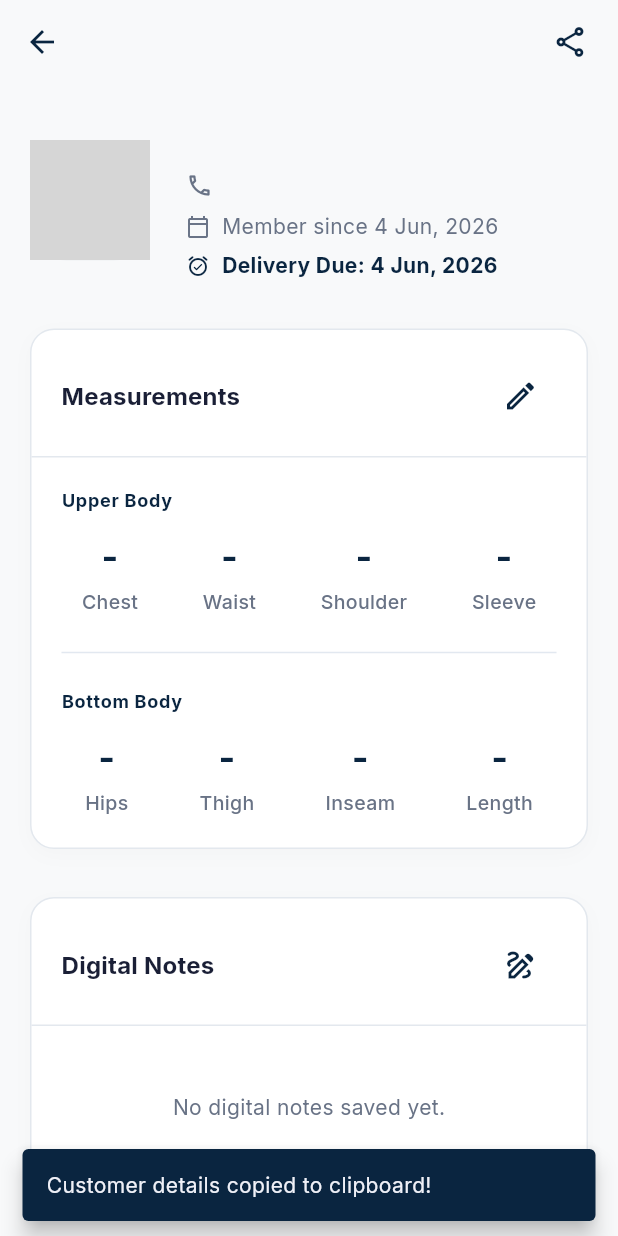
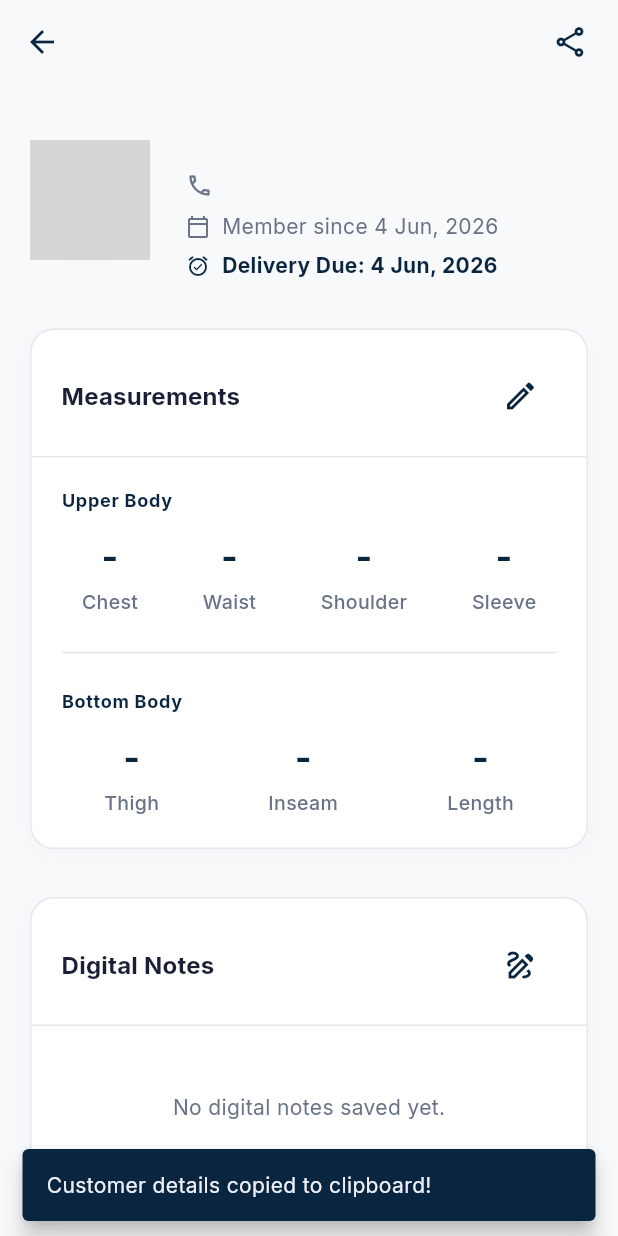
Before and after one commit to Prajwalkatare1601/soulfashion, a Flutter app: the CustomerDetailScreen screen opened directly with empty values, after a tap on the "share" icon, on a phone screen of 412 x 824 dp. Run offline on Flutter 3.47's test engine with Material 3 defaults, Android fonts, the phone set to English and light mode, and no system bars; our stand-ins replace google_fonts, image_picker, supabase_flutter; accounts and stored records are empty; network calls fail; grey boxes are pictures that could not be loaded.

Commit message:
feat: Remove hips measurement option from models, forms, details, and visual guides

```diff
--- a/lib/models/models.dart
+++ b/lib/models/models.dart
@@ -80,7 +80,6 @@ class Measurement {
   final String? waist;
   final String? shoulder;
   final String? sleeve;
-  final String? hips;
   final String? thigh;
   final String? inseam;
   final String? length;
@@ -93,7 +92,6 @@ class Measurement {
     this.waist,
     this.shoulder,
     this.sleeve,
-    this.hips,
     this.thigh,
     this.inseam,
     this.length,
@@ -108,7 +106,6 @@ class Measurement {
       waist: json['waist'] as String?,
       shoulder: json['shoulder'] as String?,
       sleeve: json['sleeve'] as String?,
-      hips: json['hips'] as String?,
       thigh: json['thigh'] as String?,
       inseam: json['inseam'] as String?,
       length: json['length'] as String?,
@@ -123,7 +120,6 @@ class Measurement {
       if (waist != null) 'waist': waist,
       if (shoulder != null) 'shoulder': shoulder,
       if (sleeve != null) 'sleeve': sleeve,
-      if (hips != null) 'hips': hips,
       if (thigh != null) 'thigh': thigh,
       if (inseam != null) 'inseam': inseam,
       if (length != null) 'length': length,
--- a/lib/screens/customer_detail_screen.dart
+++ b/lib/screens/customer_detail_screen.dart
@@ -75,12 +75,10 @@ class _CustomerDetailScreenState extends State<CustomerDetailScreen> {
       buffer.writeln('• *Waist:* ${_measurement!.waist?.isNotEmpty == true ? "${_measurement!.waist} in" : "-"}');
       buffer.writeln('• *Shoulder:* ${_measurement!.shoulder?.isNotEmpty == true ? "${_measurement!.shoulder} in" : "-"}');
       buffer.writeln('• *Sleeve:* ${_measurement!.sleeve?.isNotEmpty == true ? "${_measurement!.sleeve} in" : "-"}');
-      if (_measurement!.hips?.isNotEmpty == true ||
-          _measurement!.thigh?.isNotEmpty == true ||
+      if (_measurement!.thigh?.isNotEmpty == true ||
           _measurement!.inseam?.isNotEmpty == true ||
           _measurement!.length?.isNotEmpty == true) {
         buffer.writeln('\n[Bottom Body]');
-        buffer.writeln('• *Hips:* ${_measurement!.hips?.isNotEmpty == true ? "${_measurement!.hips} in" : "-"}');
         buffer.writeln('• *Thigh:* ${_measurement!.thigh?.isNotEmpty == true ? "${_measurement!.thigh} in" : "-"}');
         buffer.writeln('• *Inseam:* ${_measurement!.inseam?.isNotEmpty == true ? "${_measurement!.inseam} in" : "-"}');
         buffer.writeln('• *Length:* ${_measurement!.length?.isNotEmpty == true ? "${_measurement!.length} in" : "-"}');
@@ -429,8 +427,7 @@ class _CustomerDetailScreenState extends State<CustomerDetailScreen> {
                     ],
                   ),
                 ),
-                if (_measurement!.hips != null ||
-                    _measurement!.thigh != null ||
+                if (_measurement!.thigh != null ||
                     _measurement!.inseam != null ||
                     _measurement!.length != null) ...[
                   const Padding(
@@ -454,7 +451,6 @@ class _CustomerDetailScreenState extends State<CustomerDetailScreen> {
                       spacing: 16,
                       runSpacing: 12,
                       children: [
-                        _MeasurementValue(label: 'Hips', value: _measurement!.hips),
                         _MeasurementValue(label: 'Thigh', value: _measurement!.thigh),
                         _MeasurementValue(label: 'Inseam', value: _measurement!.inseam),
                         _MeasurementValue(label: 'Length', value: _measurement!.length),
--- a/lib/services/supabase_service.dart
+++ b/lib/services/supabase_service.dart
@@ -100,7 +100,7 @@ class SupabaseService {
       }
     } catch (e) {
       final errorStr = e.toString().toLowerCase();
-      if (errorStr.contains('hips') || errorStr.contains('thigh') || errorStr.contains('inseam') || errorStr.contains('length')) {
+      if (errorStr.contains('thigh') || errorStr.contains('inseam') || errorStr.contains('length')) {
         // Fallback data containing only original upper body fields
         final fallbackData = {
           'customer_id': customerId,
@@ -115,7 +115,7 @@ class SupabaseService {
         } else {
           await _client.from('measurements').insert(fallbackData);
         }
-        throw Exception('Upper body saved! Note: Run database migration to save Bottom Measurements: ALTER TABLE measurements ADD COLUMN IF NOT EXISTS hips TEXT, ADD COLUMN IF NOT EXISTS thigh TEXT, ADD COLUMN IF NOT EXISTS inseam TEXT, ADD COLUMN IF NOT EXISTS length TEXT;');
+        throw Exception('Upper body saved! Note: Run database migration to save Bottom Measurements: ALTER TABLE measurements ADD COLUMN IF NOT EXISTS thigh TEXT, ADD COLUMN IF NOT EXISTS inseam TEXT, ADD COLUMN IF NOT EXISTS length TEXT;');
       }
       rethrow;
     }
```
Also changed, not shown: lib/screens/measurement_form_screen.dart (+8 -27 lines).
